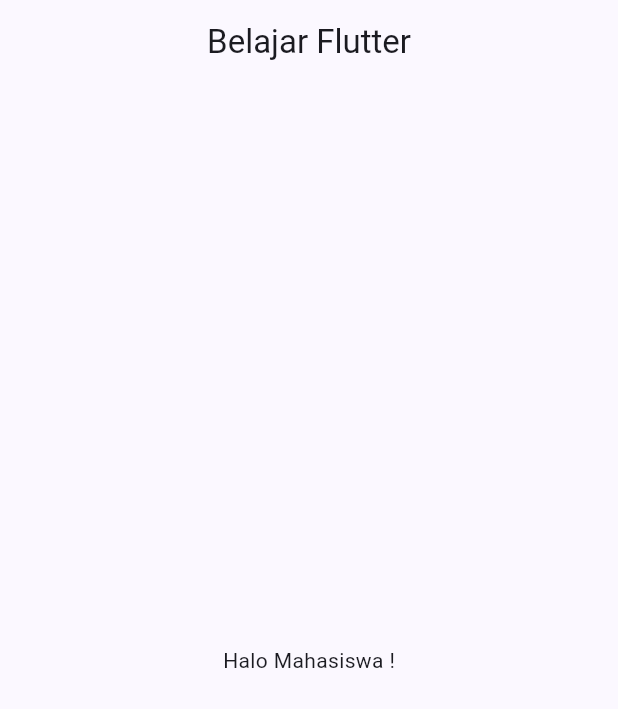
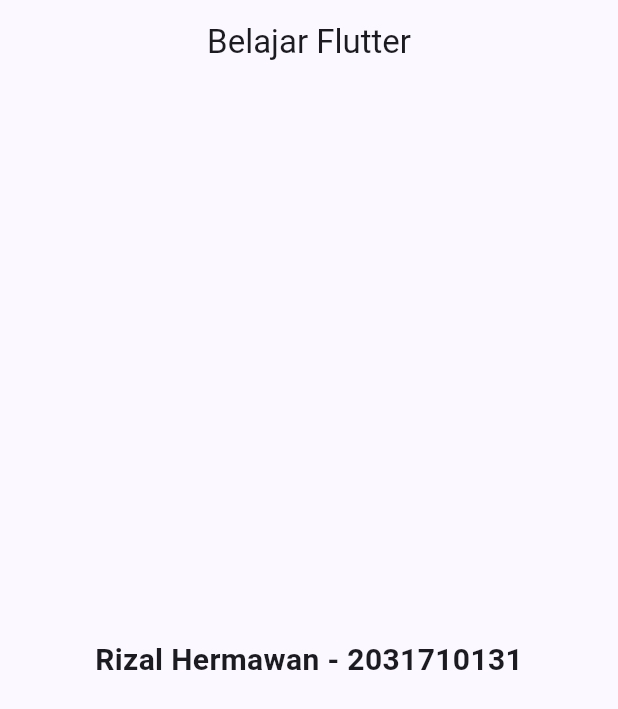
Before and after one commit to RizlH/Meet4Dart-MaterialApp-, a Flutter app: the screen it shows after launch, on a phone screen of 412 x 824 dp. Shown: the top 709 px of the screen. Run offline on Flutter 3.47's test engine with Material 3 defaults, Android fonts, the phone set to English and light mode, and no system bars.

Commit message:
Latihan 1 - Revisi

```diff
--- a/materialapp/lib/main.dart
+++ b/materialapp/lib/main.dart
@@ -31,7 +31,7 @@ class MyHome extends StatelessWidget {
         title: const Center(
           child: Text('Belajar Flutter'))),
       body: const Center(
-        child: Text('Halo Mahasiswa !')
+        child: Text('Rizal Hermawan - 2031710131', style: TextStyle(fontSize: 20, fontWeight: FontWeight.bold)) // Ltihan 1 Ubah nama dan NIM
       ),
     );
   }
```
